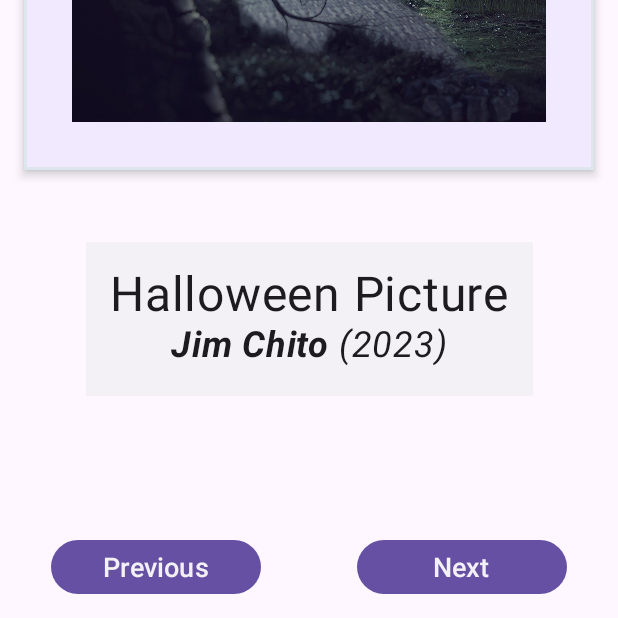
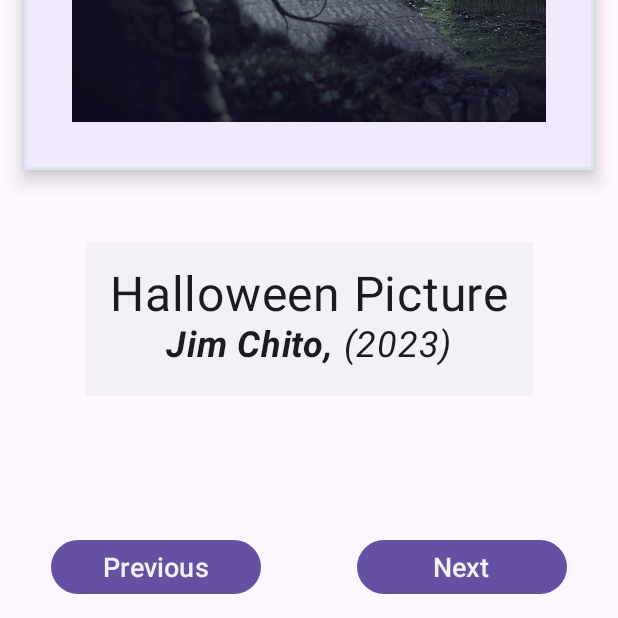
Before and after one commit to raulavilesrodriguez/artspace, an Android app built with Jetpack Compose: the screen it shows after launch (MainActivity), on a phone screen of 412 x 824 dp, the part 618-1236 px from its top. Run offline under Robolectric (Android 15) with nearby library versions, the phone set to English and light mode, and no system bars.

Commit message:
version2 UI

```diff
--- a/app/src/main/java/com/example/artspace/MainActivity.kt
+++ b/app/src/main/java/com/example/artspace/MainActivity.kt
@@ -25,6 +25,11 @@ import androidx.compose.material3.MaterialTheme
 import androidx.compose.material3.Surface
 import androidx.compose.material3.Text
 import androidx.compose.runtime.Composable
+import androidx.compose.runtime.getValue
+import androidx.compose.runtime.mutableIntStateOf
+import androidx.compose.runtime.mutableStateOf
+import androidx.compose.runtime.remember
+import androidx.compose.runtime.setValue
 import androidx.compose.ui.Alignment
 import androidx.compose.ui.Modifier
 import androidx.compose.ui.draw.shadow
@@ -62,17 +67,20 @@ class MainActivity : ComponentActivity() {
 
 @Composable
 fun ArtApp(modifier: Modifier = Modifier) {
+    var currentArt by remember { mutableIntStateOf(1) }
+
     Column(
         horizontalAlignment = Alignment.CenterHorizontally,
         verticalArrangement = Arrangement.Bottom,
         modifier = Modifier
             .fillMaxSize()
     ) {
+
         Surface(
             modifier = modifier
                 .padding(16.dp)
                 .border(BorderStroke(width = 2.dp, color = MaterialTheme.colorScheme.onBackground))
-                .shadow(elevation = 4.dp, shape = RectangleShape, clip = false),
+                .shadow(elevation = 8.dp, shape = RectangleShape, clip = false),
             color = MaterialTheme.colorScheme.background,
 
         ) {
@@ -100,7 +108,7 @@ fun ArtApp(modifier: Modifier = Modifier) {
             )
             val textBig = stringResource(id = R.string.artist_halloween)
             val index1 = textBig.indexOf(",")
-            val substring1 = textBig.substring(0, index1)
+            val substring1 = textBig.substring(0, index1+1)
             val long: Int = textBig.length
             val substring2 = textBig.substring(index1+1, long)
             Text(
@@ -158,6 +166,13 @@ fun ArtApp(modifier: Modifier = Modifier) {
 
 }
 
+@Composable
+fun textArt(
+
+){
+
+}
+
 @Preview(showBackground = true)
 @Composable
 fun ArtPreview() {
```
Also changed, not shown: app/src/main/res/values/strings.xml (+10 -0 lines).
